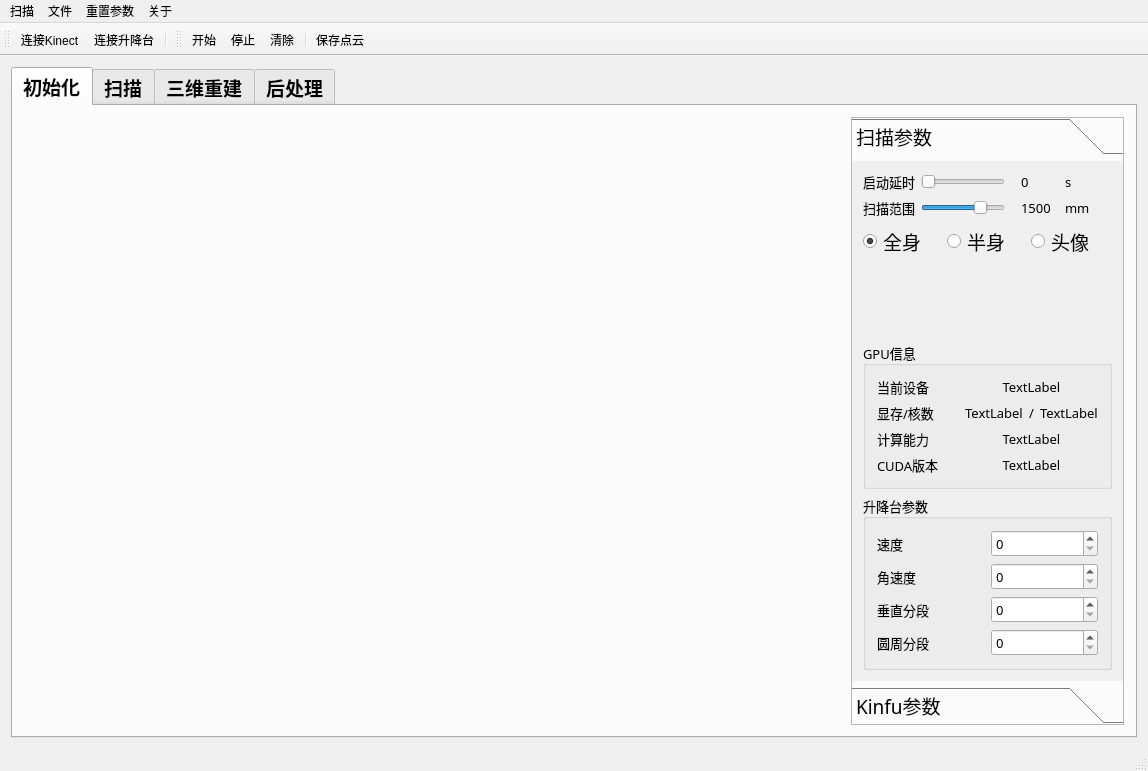
Old version of the form KFScanner/mainform.ui in the repository hanxiaomax/fusionscanner.
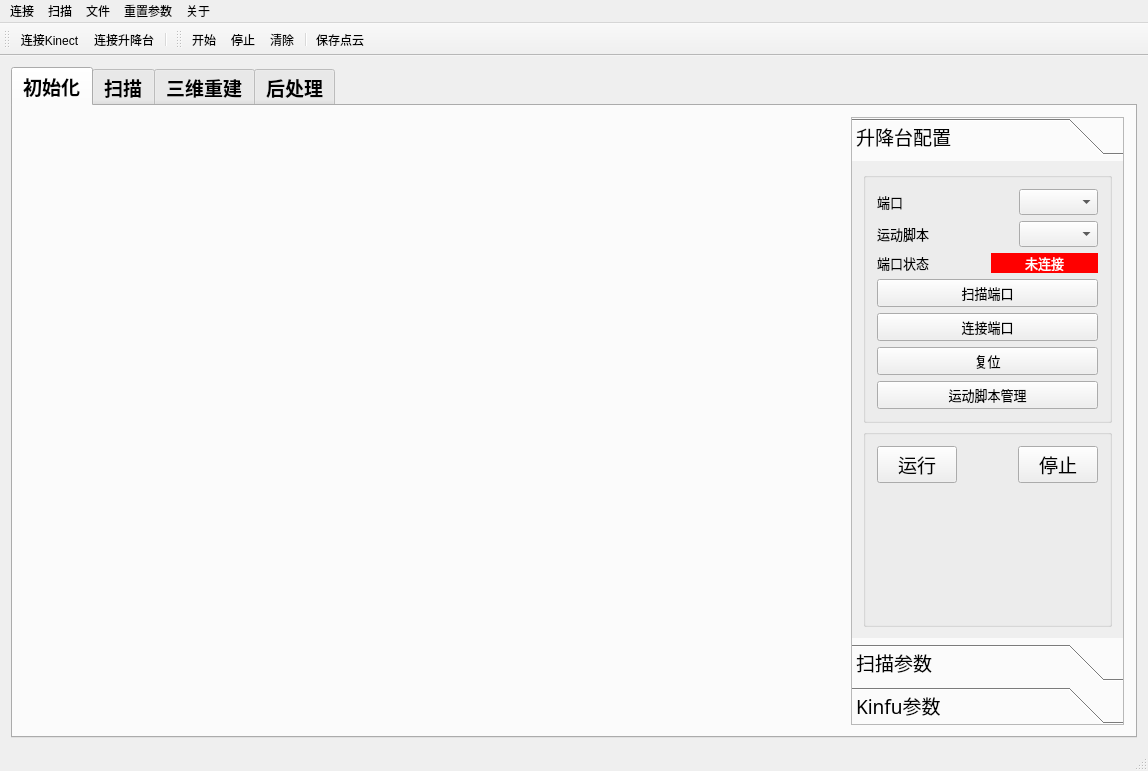
New version of the form. The open tabs and pages were chosen to show the change. Icons and pictures are not drawn. Custom widgets are drawn as their Qt base class.

What changed in the file:
```diff
--- a/KFScanner/mainform.ui
+++ b/KFScanner/mainform.ui
@@ -14,8 +14,8 @@
    <string>mainform</string>
   </property>
   <widget class="QWidget" name="centralWidget">
-   <layout class="QHBoxLayout" name="horizontalLayout_9">
-    <item>
+   <layout class="QGridLayout" name="gridLayout_18">
+    <item row="0" column="0">
      <widget class="QTabWidget" name="mainTab">
       <property name="enabled">
        <bool>true</bool>
@@ -82,13 +82,268 @@
           <property name="currentIndex">
            <number>0</number>
           </property>
-          <widget class="QWidget" name="page">
+          <widget class="QWidget" name="page_8">
            <property name="geometry">
             <rect>
              <x>0</x>
              <y>0</y>
              <width>273</width>
-             <height>529</height>
+             <height>490</height>
+            </rect>
+           </property>
+           <attribute name="label">
+            <string>升降台配置</string>
+           </attribute>
+           <layout class="QGridLayout" name="gridLayout_17">
+            <item row="0" column="0">
+             <widget class="QGroupBox" name="groupBox_8">
+              <property name="title">
+               <string/>
+              </property>
+              <layout class="QVBoxLayout" name="verticalLayout_8">
+               <item>
+                <layout class="QGridLayout" name="gridLayout">
+                 <item row="0" column="0">
+                  <widget class="QLabel" name="label_28">
+                   <property name="font">
+                    <font>
+                     <pointsize>10</pointsize>
+                    </font>
+                   </property>
+                   <property name="text">
+                    <string>端口</string>
+                   </property>
+                  </widget>
+                 </item>
+                 <item row="0" column="2">
+                  <widget class="QComboBox" name="port_list">
+                   <property name="font">
+                    <font>
+                     <pointsize>10</pointsize>
+                    </font>
+                   </property>
+                  </widget>
+                 </item>
+                 <item row="1" column="1">
+                  <spacer name="horizontalSpacer_17">
+                   <property name="orientation">
+                    <enum>Qt::Horizontal</enum>
+                   </property>
+                   <property name="sizeHint" stdset="0">
+                    <size>
+                     <width>20</width>
+                     <height>20</height>
+                    </size>
+                   </property>
+                  </spacer>
+                 </item>
+                 <item row="1" column="0">
+                  <widget class="QLabel" name="label_30">
+                   <property name="font">
+                    <font>
+                     <pointsize>10</pointsize>
+                    </font>
+                   </property>
+                   <property name="text">
+                    <string>运动脚本</string>
+                   </property>
+                  </widget>
+                 </item>
+                 <item row="1" column="2">
+                  <widget class="QComboBox" name="script_cb">
+                   <property name="font">
+                    <font>
+                     <pointsize>10</pointsize>
+                    </font>
+                   </property>
+                  </widget>
+                 </item>
+                 <item row="0" column="1">
+                  <spacer name="horizontalSpacer_16">
+                   <property name="orientation">
+                    <enum>Qt::Horizontal</enum>
+                   </property>
+                   <property name="sizeHint" stdset="0">
+                    <size>
+                     <width>20</width>
+                     <height>20</height>
+                    </size>
+                   </property>
+                  </spacer>
+                 </item>
+                </layout>
+               </item>
+               <item>
+                <layout class="QHBoxLayout" name="horizontalLayout_9">
+                 <item>
+                  <widget class="QLabel" name="portStatus_label">
+                   <property name="font">
+                    <font>
+                     <pointsize>10</pointsize>
+                    </font>
+                   </property>
+                   <property name="text">
+                    <string>端口状态</string>
+                   </property>
+                  </widget>
+                 </item>
+                 <item>
+                  <widget class="QLabel" name="portStatus">
+                   <property name="font">
+                    <font>
+                     <pointsize>10</pointsize>
+                    </font>
+                   </property>
+                   <property name="styleSheet">
+                    <string notr="true">background-color:rgb(255, 0, 0);
+color: rgb(255, 255, 255);</string>
+                   </property>
+                   <property name="frameShape">
+                    <enum>QFrame::NoFrame</enum>
+                   </property>
+                   <property name="frameShadow">
+                    <enum>QFrame::Plain</enum>
+                   </property>
+                   <property name="lineWidth">
+                    <number>0</number>
+                   </property>
+                   <property name="text">
+                    <string>未连接</string>
+                   </property>
+                   <property name="alignment">
+                    <set>Qt::AlignCenter</set>
+                   </property>
+                   <property name="margin">
+                    <number>0</number>
+                   </property>
+                   <property name="indent">
+                    <number>-1</number>
+                   </property>
+                  </widget>
+                 </item>
+                </layout>
+               </item>
+               <item>
+                <layout class="QVBoxLayout" name="verticalLayout_9">
+                 <property name="spacing">
+                  <number>6</number>
+                 </property>
+                 <item>
+                  <widget class="QPushButton" name="scanPortBtn">
+                   <property name="font">
+                    <font>
+                     <pointsize>10</pointsize>
+                    </font>
+                   </property>
+                   <property name="text">
+                    <string>扫描端口</string>
+                   </property>
+                  </widget>
+                 </item>
+                 <item>
+                  <widget class="QPushButton" name="connectPortBtn">
+                   <property name="font">
+                    <font>
+                     <pointsize>10</pointsize>
+                    </font>
+                   </property>
+                   <property name="text">
+                    <string>连接端口</string>
+                   </property>
+                  </widget>
+                 </item>
+                 <item>
+                  <widget class="QPushButton" name="resetMachineBtn">
+                   <property name="font">
+                    <font>
+                     <pointsize>10</pointsize>
+                    </font>
+                   </property>
+                   <property name="text">
+                    <string>复位</string>
+                   </property>
+                  </widget>
+                 </item>
+                 <item>
+                  <widget class="QPushButton" name="newScriptBtn">
+                   <property name="font">
+                    <font>
+                     <pointsize>10</pointsize>
+                    </font>
+                   </property>
+                   <property name="text">
+                    <string>运动脚本管理</string>
+                   </property>
+                  </widget>
+                 </item>
+                </layout>
+               </item>
+              </layout>
+             </widget>
+            </item>
+            <item row="1" column="0">
+             <widget class="QGroupBox" name="groupBox_9">
+              <property name="title">
+               <string/>
+              </property>
+              <layout class="QGridLayout" name="gridLayout_19">
+               <item row="0" column="0">
+                <layout class="QHBoxLayout" name="horizontalLayout_11">
+                 <item>
+                  <widget class="QPushButton" name="runBtn">
+                   <property name="text">
+                    <string>运行</string>
+                   </property>
+                  </widget>
+                 </item>
+                 <item>
+                  <spacer name="horizontalSpacer_19">
+                   <property name="orientation">
+                    <enum>Qt::Horizontal</enum>
+                   </property>
+                   <property name="sizeHint" stdset="0">
+                    <size>
+                     <width>20</width>
+                     <height>20</height>
+                    </size>
+                   </property>
+                  </spacer>
+                 </item>
+                 <item>
+                  <widget class="QPushButton" name="stopBtn">
+                   <property name="text">
+                    <string>停止</string>
+                   </property>
+                  </widget>
+                 </item>
+                </layout>
+               </item>
+               <item row="1" column="0">
+                <spacer name="verticalSpacer_5">
+                 <property name="orientation">
+                  <enum>Qt::Vertical</enum>
+                 </property>
+                 <property name="sizeHint" stdset="0">
+                  <size>
+                   <width>20</width>
+                   <height>150</height>
+                  </size>
+                 </property>
+                </spacer>
+               </item>
+              </layout>
+              <zorder>verticalSpacer_5</zorder>
+             </widget>
+            </item>
+           </layout>
+          </widget>
+          <widget class="QWidget" name="page">
+           <property name="geometry">
+            <rect>
+             <x>0</x>
+             <y>0</y>
+             <width>240</width>
+             <height>435</height>
             </rect>
            </property>
            <attribute name="label">
@@ -1407,43 +1662,6 @@
               </layout>
              </widget>
             </item>
-            <item>
-             <widget class="QPushButton" name="recordBtn">
-              <property name="text">
-               <string>开始</string>
-              </property>
-              <property name="checkable">
-               <bool>true</bool>
-              </property>
-              <property name="autoDefault">
-               <bool>false</bool>
-              </property>
-              <property name="default">
-               <bool>true</bool>
-              </property>
-             </widget>
-            </item>
-            <item>
-             <widget class="QPushButton" name="stopBtn">
-              <property name="text">
-               <string>停止</string>
-              </property>
-             </widget>
-            </item>
-            <item>
-             <widget class="QPushButton" name="deleteBtn">
-              <property name="text">
-               <string>清除</string>
-              </property>
-             </widget>
-            </item>
-            <item>
-             <widget class="QPushButton" name="showCloudBtn">
-              <property name="text">
-               <string>显示点云</string>
-              </property>
-             </widget>
-            </item>
            </layout>
           </item>
          </layout>
@@ -1682,6 +1900,14 @@
     <addaction name="action"/>
     <addaction name="actionKinect"/>
    </widget>
+   <widget class="QMenu" name="menu_5">
+    <property name="title">
+     <string>连接</string>
+    </property>
+    <addaction name="action_2"/>
+    <addaction name="action_3"/>
+   </widget>
+   <addaction name="menu_5"/>
    <addaction name="menu_2"/>
    <addaction name="menu"/>
    <addaction name="menu_3"/>
```
Left out of the diff: 200 changed lines with no effect on the pictures.
